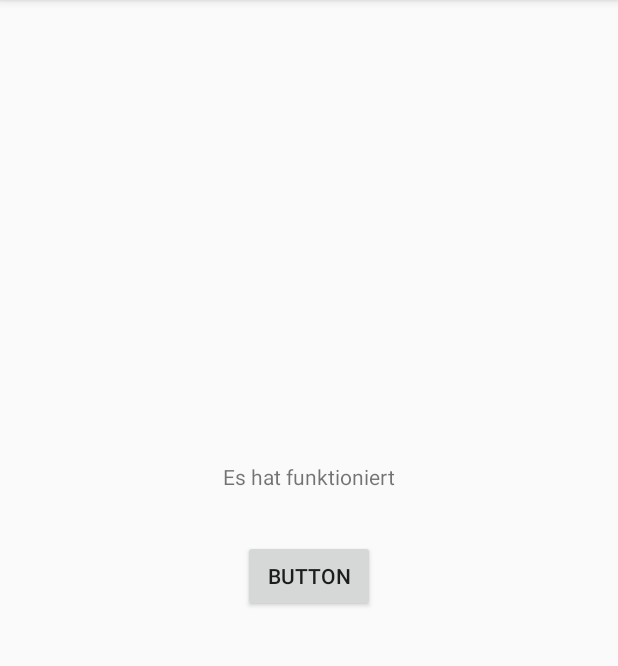
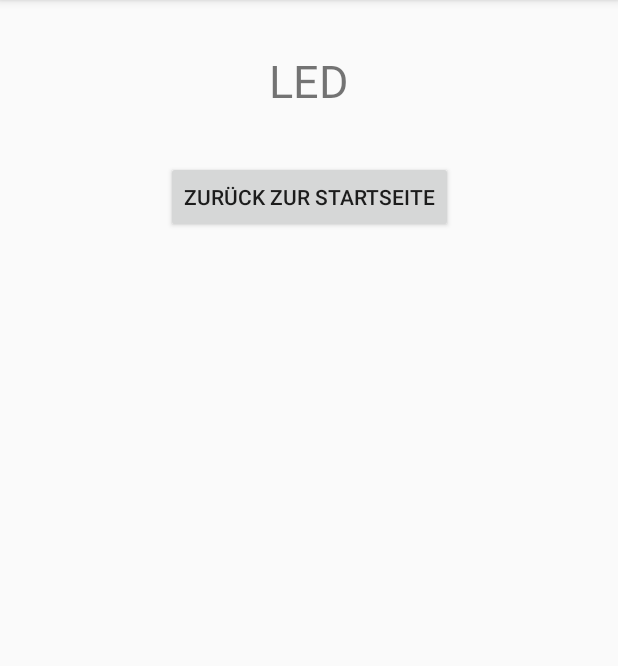
Before and after one commit to Paul-Abel/Controller-Java, an Android app: the screen it shows after launch (MainActivity before the commit, Led after it), after a tap on "BUTTON", on a phone screen of 412 x 824 dp, the part 84-750 px from its top. Run offline under Robolectric (Android 15) with nearby library versions, the phone set to English and light mode, and no system bars.

Commit message:
Seitenwechsel funktioniert

```diff
--- a/app/src/main/java/com/example/tv_remote/Led.java
+++ b/app/src/main/java/com/example/tv_remote/Led.java
@@ -2,13 +2,35 @@ package com.example.tv_remote;
 
 import androidx.appcompat.app.AppCompatActivity;
 
+import android.content.Intent;
 import android.os.Bundle;
+import android.view.View;
+import android.widget.Button;
+import android.widget.TextView;
 
 public class Led extends AppCompatActivity {
+
+    private Button main;
+    private TextView headline;
+
 
     @Override
     protected void onCreate(Bundle savedInstanceState) {
         super.onCreate(savedInstanceState);
         setContentView(R.layout.activity_led);
+
+        main = (Button) findViewById(R.id.LED_ChanceSite);
+        headline = (TextView) findViewById(R.id.LedHeader);
+
+        main.setOnClickListener(new View.OnClickListener(){
+            public void onClick(View v){
+                mainmenu();
+            }
+        });
+    }
+
+    public void mainmenu(){
+        Intent main = new Intent(this, MainActivity.class);
+        startActivity(main);
     }
 }
--- a/app/src/main/java/com/example/tv_remote/MainActivity.java
+++ b/app/src/main/java/com/example/tv_remote/MainActivity.java
@@ -2,6 +2,7 @@ package com.example.tv_remote;
 
 import androidx.appcompat.app.AppCompatActivity;
 
+import android.content.Intent;
 import android.os.Bundle;
 import android.view.View;
 import android.widget.Button;
@@ -18,13 +19,19 @@ public class MainActivity extends AppCompatActivity {
         super.onCreate(savedInstanceState);
         setContentView(R.layout.activity_main);
 
-        testButton = (Button) findViewById(R.id.TestButton);
-        testText = (TextView) findViewById(R.id.TestText);
+        testButton = (Button) findViewById(R.id.Main_LedButton);
+        testText = (TextView) findViewById(R.id.MainHeader);
 
         testButton.setOnClickListener(new View.OnClickListener(){
-                public void onClick(View view){
-                    testText.setText("Es hat funktioniert");
+                public void onClick(View v){
+                    openled();
                 }
         });
+
+
+    }
+    public void openled(){
+        Intent led = new Intent(this, Led.class);
+        startActivity(led);
     }
 }
--- a/app/src/main/res/layout/activity_led.xml
+++ b/app/src/main/res/layout/activity_led.xml
@@ -6,4 +6,25 @@
     android:layout_height="match_parent"
     tools:context=".Led">
 
+    <Button
+        android:id="@+id/LED_ChanceSite"
+        android:layout_width="wrap_content"
+        android:layout_height="wrap_content"
+        android:text="Zurück zur Startseite"
+        app:layout_constraintBottom_toBottomOf="parent"
+        app:layout_constraintEnd_toEndOf="parent"
+        app:layout_constraintStart_toStartOf="parent"
+        app:layout_constraintTop_toTopOf="parent"
+        app:layout_constraintVertical_bias="0.149" />
+
+    <TextView
+        android:id="@+id/LedHeader"
+        android:layout_width="wrap_content"
+        android:layout_height="wrap_content"
+        android:text="LED"
+        android:textSize="30sp"
+        app:layout_constraintBottom_toTopOf="@+id/LED_ChanceSite"
+        app:layout_constraintEnd_toEndOf="parent"
+        app:layout_constraintStart_toStartOf="parent"
+        app:layout_constraintTop_toTopOf="parent" />
 </androidx.constraintlayout.widget.ConstraintLayout>
--- a/app/src/main/res/layout/activity_main.xml
+++ b/app/src/main/res/layout/activity_main.xml
@@ -8,23 +8,29 @@
 
 
     <Button
-        android:id="@+id/TestButton"
+        android:id="@+id/Main_LedButton"
         android:layout_width="wrap_content"
         android:layout_height="wrap_content"
         android:text="@string/button"
         app:layout_constraintBottom_toBottomOf="parent"
         app:layout_constraintEnd_toEndOf="parent"
+        app:layout_constraintHorizontal_bias="0.464"
         app:layout_constraintStart_toStartOf="parent"
-        app:layout_constraintTop_toTopOf="parent" />
+        app:layout_constraintTop_toTopOf="parent"
+        app:layout_constraintVertical_bias="0.12"
+        tools:text="led" />
 
     <TextView
-        android:id="@+id/TestText"
+        android:id="@+id/MainHeader"
         android:layout_width="wrap_content"
         android:layout_height="wrap_content"
         android:text="@string/textview"
-        app:layout_constraintBottom_toTopOf="@+id/TestButton"
+        android:textSize="30sp"
+        app:layout_constraintBottom_toTopOf="@+id/Main_LedButton"
         app:layout_constraintEnd_toEndOf="parent"
+        app:layout_constraintHorizontal_bias="0.457"
         app:layout_constraintStart_toStartOf="parent"
         app:layout_constraintTop_toTopOf="parent"
-        app:layout_constraintVertical_bias="0.904" />
+        app:layout_constraintVertical_bias="0.634"
+        tools:text="Startseite" />
 </androidx.constraintlayout.widget.ConstraintLayout>
```
